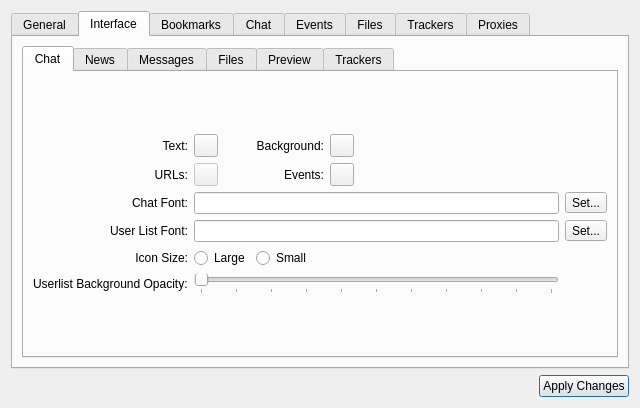
Old version of the form qw_client/QwcPreferencesWidget.ui in the repository pcjpnet/qwired-suite.
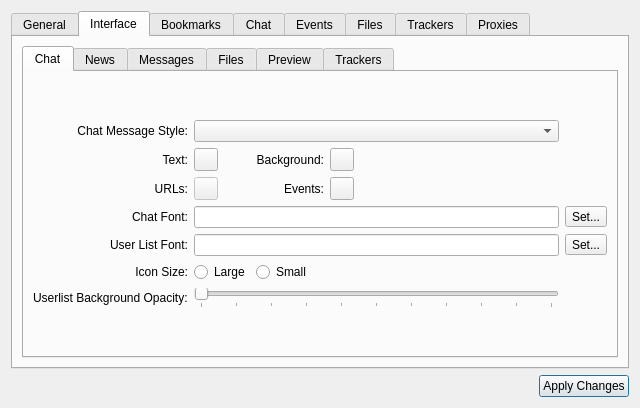
New version of the form. Icons and pictures are not drawn. Custom widgets are drawn as their Qt base class.

Commit message: Added message style manager class.

```diff
--- a/qw_client/QwcPreferencesWidget.ui
+++ b/qw_client/QwcPreferencesWidget.ui
@@ -261,7 +261,7 @@
            </item>
            <item>
             <layout class="QGridLayout">
-             <item row="0" column="0">
+             <item row="1" column="0">
               <widget class="QLabel" name="label_6">
                <property name="text">
                 <string>Text:</string>
@@ -271,7 +271,7 @@
                </property>
               </widget>
              </item>
-             <item row="1" column="0">
+             <item row="2" column="0">
               <widget class="QLabel" name="label_12">
                <property name="text">
                 <string>URLs:</string>
@@ -281,7 +281,7 @@
                </property>
               </widget>
              </item>
-             <item row="2" column="0">
+             <item row="3" column="0">
               <widget class="QLabel" name="label_15">
                <property name="text">
                 <string>Chat Font:</string>
@@ -291,7 +291,7 @@
                </property>
               </widget>
              </item>
-             <item row="3" column="0">
+             <item row="4" column="0">
               <widget class="QLabel" name="label_16">
                <property name="text">
                 <string>User List Font:</string>
@@ -301,7 +301,7 @@
                </property>
               </widget>
              </item>
-             <item row="4" column="0">
+             <item row="5" column="0">
               <widget class="QLabel" name="label_17">
                <property name="text">
                 <string>Icon Size:</string>
@@ -311,7 +311,7 @@
                </property>
               </widget>
              </item>
-             <item row="0" column="1">
+             <item row="1" column="1">
               <layout class="QHBoxLayout">
                <item>
                 <widget class="QwcColorButton" name="fBtnIfChatText"/>
@@ -350,7 +350,7 @@
                </item>
               </layout>
              </item>
-             <item row="1" column="1">
+             <item row="2" column="1">
               <layout class="QHBoxLayout">
                <item>
                 <widget class="QwcColorButton" name="fBtnIfChatURLs">
@@ -393,7 +393,7 @@
                </item>
               </layout>
              </item>
-             <item row="4" column="1">
+             <item row="5" column="1">
               <layout class="QHBoxLayout">
                <item>
                 <widget class="QRadioButton" name="fBtnIfUserlistCompactLarge">
@@ -424,42 +424,42 @@
                </item>
               </layout>
              </item>
-             <item row="2" column="1">
-              <widget class="QLineEdit" name="fIfChatFont">
-               <property name="readOnly">
-                <bool>true</bool>
-               </property>
-              </widget>
-             </item>
              <item row="3" column="1">
+              <widget class="QLineEdit" name="fIfChatFont">
+               <property name="readOnly">
+                <bool>true</bool>
+               </property>
+              </widget>
+             </item>
+             <item row="4" column="1">
               <widget class="QLineEdit" name="fIfUserlistFont">
                <property name="readOnly">
                 <bool>true</bool>
                </property>
               </widget>
              </item>
-             <item row="2" column="2">
-              <widget class="QToolButton" name="fBtnIfChatFont">
-               <property name="text">
-                <string>Set...</string>
-               </property>
-              </widget>
-             </item>
              <item row="3" column="2">
+              <widget class="QToolButton" name="fBtnIfChatFont">
+               <property name="text">
+                <string>Set...</string>
+               </property>
+              </widget>
+             </item>
+             <item row="4" column="2">
               <widget class="QToolButton" name="fBtnIfUserlistFont">
                <property name="text">
                 <string>Set...</string>
                </property>
               </widget>
              </item>
-             <item row="5" column="0">
+             <item row="6" column="0">
               <widget class="QLabel" name="label_36">
                <property name="text">
                 <string>Userlist Background Opacity:</string>
                </property>
               </widget>
              </item>
-             <item row="5" column="1">
+             <item row="6" column="1">
               <widget class="QSlider" name="sliderUserlistBackgroundOpacity">
                <property name="sizePolicy">
                 <sizepolicy hsizetype="Expanding" vsizetype="Fixed">
@@ -481,6 +481,19 @@
                </property>
               </widget>
              </item>
+             <item row="0" column="0">
+              <widget class="QLabel" name="label_43">
+               <property name="text">
+                <string>Chat Message Style:</string>
+               </property>
+               <property name="alignment">
+                <set>Qt::AlignRight|Qt::AlignTrailing|Qt::AlignVCenter</set>
+               </property>
+              </widget>
+             </item>
+             <item row="0" column="1">
+              <widget class="QComboBox" name="fIfChatStyle"/>
+             </item>
             </layout>
            </item>
            <item>
```
The commit also changes 5 other files.
